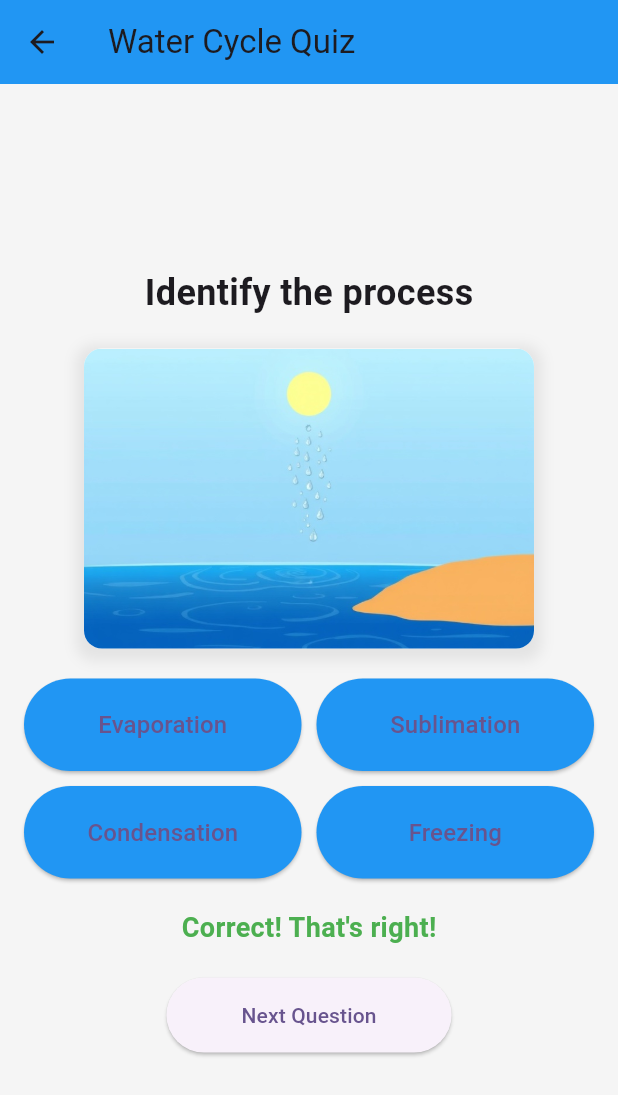
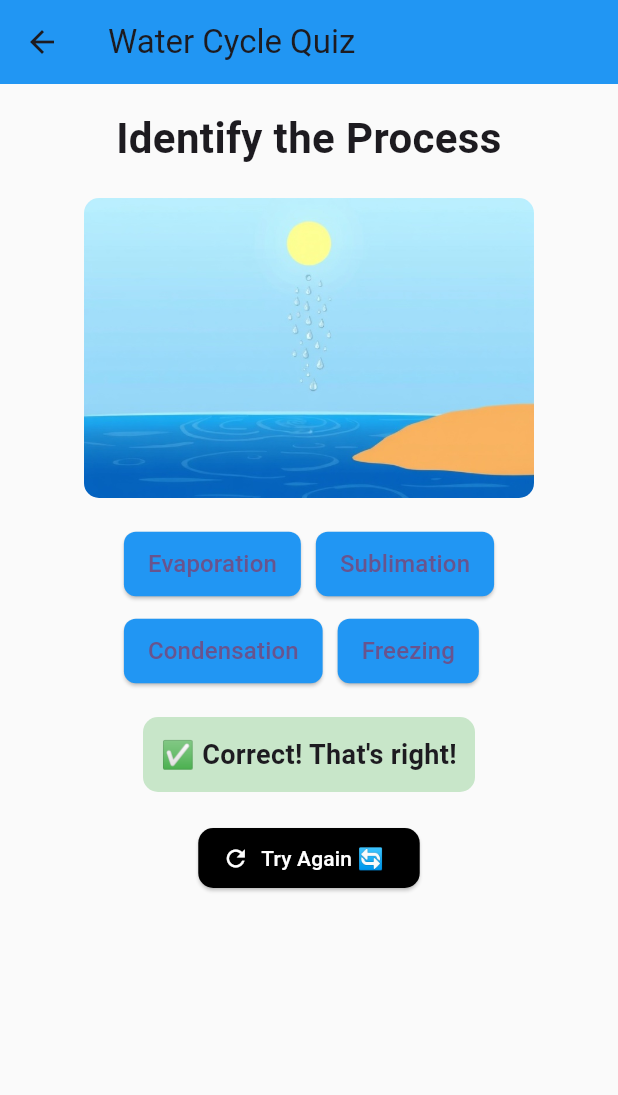
Before and after one commit to dhanshreep18/Bilingual-Science-App-States-of-Matter, a Flutter app: the QuizScreen screen opened directly, after a tap on "Evaporation", on a phone screen of 412 x 824 dp. Shown: the top 1095 px of the screen. Run offline on Flutter 3.47's test engine with Material 3 defaults, Android fonts, the phone set to English and light mode, and no system bars; our stand-ins replace confetti, lottie.

Commit message:
updated q 4

```diff
--- a/lib/quiz_question_4.dart
+++ b/lib/quiz_question_4.dart
@@ -10,14 +10,15 @@ class QuizScreen extends StatefulWidget {
 
 class _QuizScreenState extends State<QuizScreen> {
   String feedbackText = '';
-  Color feedbackColor = Colors.black;
+  Color feedbackColor = Colors.transparent;
   Color? buttonColor;
   late ConfettiController _confettiController;
 
   @override
   void initState() {
     super.initState();
-    _confettiController = ConfettiController(duration: const Duration(seconds: 3));
+    _confettiController =
+        ConfettiController(duration: const Duration(seconds: 3));
   }
 
   @override
@@ -29,14 +30,15 @@ class _QuizScreenState extends State<QuizScreen> {
   void checkAnswer(String answer) {
     if (answer.toLowerCase() == 'evaporation') {
       setState(() {
-        feedbackText = 'Correct! That\'s right!';
-        feedbackColor = Colors.green;
+        feedbackText = "✅ Correct! That's right!";
+        feedbackColor = Colors.green.shade100;
+        buttonColor = null;
       });
       _confettiController.play();
     } else {
       setState(() {
-        feedbackText = 'Try again!';
-        feedbackColor = Colors.red;
+        feedbackText = "❌ Try again!";
+        feedbackColor = Colors.red.shade100;
         buttonColor = Colors.red;
       });
       Future.delayed(const Duration(seconds: 3), () {
@@ -50,7 +52,7 @@ class _QuizScreenState extends State<QuizScreen> {
   void resetQuiz() {
     setState(() {
       feedbackText = '';
-      feedbackColor = Colors.black;
+      feedbackColor = Colors.transparent;
       buttonColor = null;
     });
   }
@@ -58,97 +60,100 @@ class _QuizScreenState extends State<QuizScreen> {
   @override
   Widget build(BuildContext context) {
     return Scaffold(
-      backgroundColor: Colors.grey[100],
+      backgroundColor: Colors.grey.shade50,
       appBar: AppBar(
         title: const Text("Water Cycle Quiz"),
         backgroundColor: Colors.blue,
       ),
-      body: Stack(
-        children: [
-          Center(
+      body: SingleChildScrollView(
+        child: Center(
           child: Padding(
             padding: const EdgeInsets.all(16.0),
             child: Column(
-                mainAxisAlignment: MainAxisAlignment.center,
               children: [
                 const Text(
-                    'Identify the process',
-                    style: TextStyle(fontSize: 24, fontWeight: FontWeight.bold),
+                  'Identify the Process',
+                  style: TextStyle(fontSize: 28, fontWeight: FontWeight.bold),
+                  textAlign: TextAlign.center,
                 ),
                 const SizedBox(height: 20),
-                  Container(
+                ClipRRect(
+                  borderRadius: BorderRadius.circular(10),
+                  child: Image.asset(
+                    'assets/evaporation.jpg',
                     width: 300,
                     height: 200,
-                    decoration: BoxDecoration(
-                      color: Colors.white,
-                      borderRadius: BorderRadius.circular(12),
-                      boxShadow: [
-                        BoxShadow(
-                          color: Colors.grey.withOpacity(0.2),
-                          spreadRadius: 5,
-                          blurRadius: 7,
-                          offset: const Offset(0, 3),
-                        ),
-                      ],
-                    ),
-                    child: ClipRRect(
-                      borderRadius: BorderRadius.circular(12),
-                      child: Image.asset('assets/evaporation.jpg', fit: BoxFit.cover),
+                    fit: BoxFit.cover,
                   ),
                 ),
                 const SizedBox(height: 20),
-                  GridView.count(
-                    crossAxisCount: 2,
-                    shrinkWrap: true,
-                    mainAxisSpacing: 10,
-                    crossAxisSpacing: 10,
-                    childAspectRatio: 3,
+                Wrap(
+                  spacing: 10,
+                  runSpacing: 10,
                   children: [
-                      buildAnswerButton('Evaporation', 'evaporation'),
-                      buildAnswerButton('Sublimation', 'sublimation'),
-                      buildAnswerButton('Condensation', 'condensation'),
-                      buildAnswerButton('Freezing', 'freezing'),
+                    answerButton('Evaporation', 'evaporation'),
+                    answerButton('Sublimation', 'sublimation'),
+                    answerButton('Condensation', 'condensation'),
+                    answerButton('Freezing', 'freezing'),
                   ],
                 ),
                 const SizedBox(height: 20),
-                  Text(
+                AnimatedContainer(
+                  duration: const Duration(milliseconds: 500),
+                  padding: const EdgeInsets.all(12),
+                  decoration: BoxDecoration(
+                    color: feedbackColor,
+                    borderRadius: BorderRadius.circular(10),
+                  ),
+                  child: Text(
                     feedbackText,
-                    style: TextStyle(fontSize: 18, fontWeight: FontWeight.bold, color: feedbackColor),
+                    style: const TextStyle(
+                        fontWeight: FontWeight.bold, fontSize: 18),
+                    textAlign: TextAlign.center,
+                  ),
                 ),
                 const SizedBox(height: 20),
-                  ElevatedButton(
+                ElevatedButton.icon(
                   onPressed: resetQuiz,
-                    child: const Text('Next Question'),
+                  icon: const Icon(Icons.refresh),
+                  label: const Text("Try Again 🔄"),
                   style: ElevatedButton.styleFrom(
-                      padding: const EdgeInsets.symmetric(horizontal: 50, vertical: 15),
+                    backgroundColor: Colors.black,
+                    foregroundColor: Colors.white,
+                    shape: RoundedRectangleBorder(
+                      borderRadius: BorderRadius.circular(10),
                     ),
                   ),
+                ),
+                const SizedBox(height: 20),
               ],
             ),
           ),
         ),
-          Align(
-            alignment: Alignment.topCenter,
-            child: ConfettiWidget(
+      ),
+      // Confetti widget overlaid on top
+      floatingActionButton: ConfettiWidget(
         confettiController: _confettiController,
         blastDirection: -pi / 2,
         emissionFrequency: 0.05,
         numberOfParticles: 20,
         gravity: 0.2,
       ),
-          ),
-        ],
-      ),
     );
   }
 
-  Widget buildAnswerButton(String text, String answer) {
+  Widget answerButton(String text, String answer) {
     return ElevatedButton(
       onPressed: () => checkAnswer(answer),
       child: Text(text, style: const TextStyle(fontSize: 16)),
       style: ElevatedButton.styleFrom(
-        padding: const EdgeInsets.symmetric(vertical: 10),
-        backgroundColor: buttonColor != null && answer.toLowerCase() != 'evaporation' ? buttonColor : Colors.blue,
+        padding: const EdgeInsets.symmetric(vertical: 10, horizontal: 16),
+        backgroundColor: buttonColor != null && answer.toLowerCase() != 'evaporation'
+            ? buttonColor
+            : Colors.blue,
+        shape: RoundedRectangleBorder(
+          borderRadius: BorderRadius.circular(8),
+        ),
       ),
     );
   }
```
Lines whose indentation alone changed are shown as unchanged.
